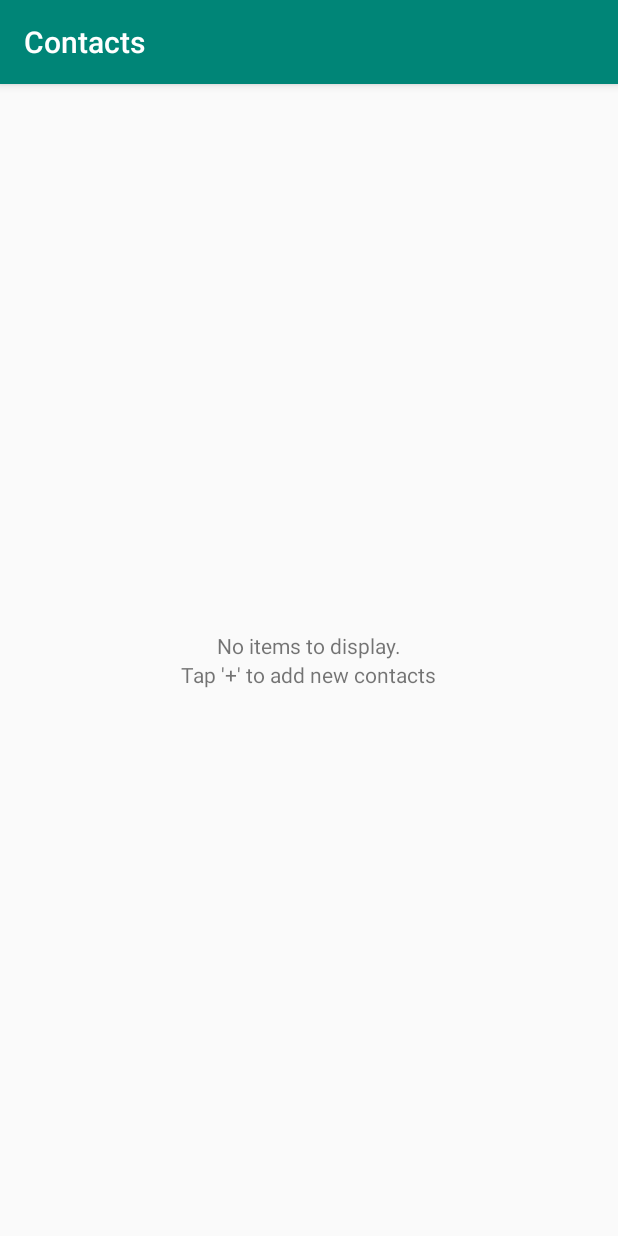
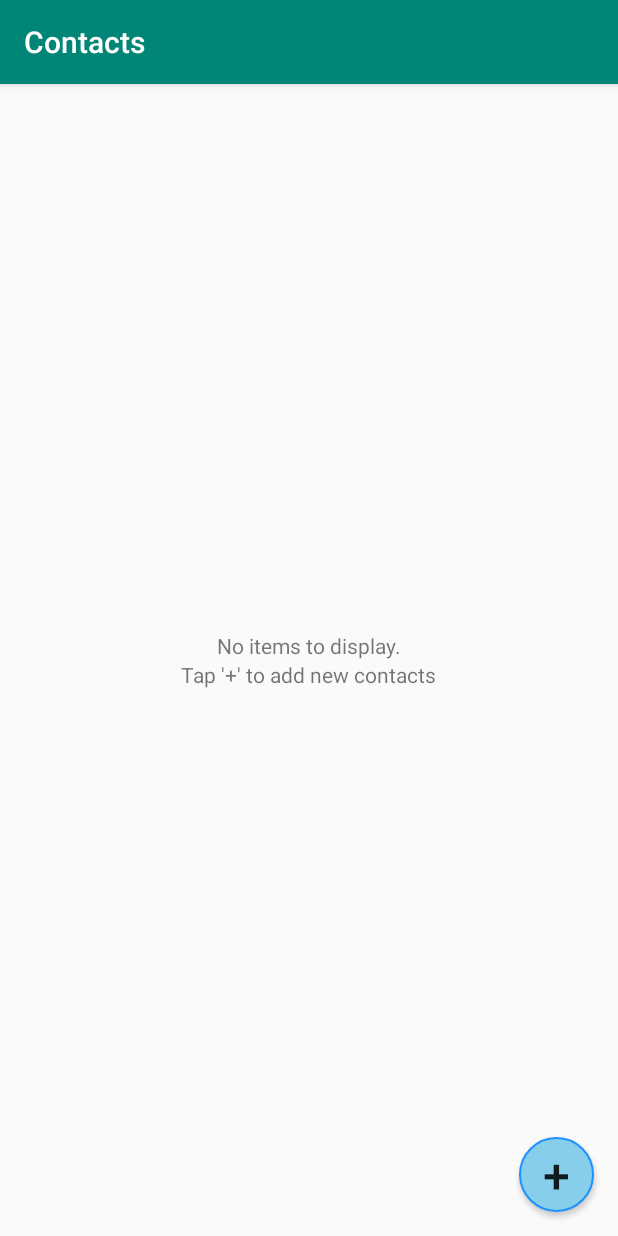
Before and after one commit to Kaleb-kougl/ContactsLoremIpsum, an Android app: the screen it shows after launch (MainActivity), on a phone screen of 412 x 824 dp. Run offline under Robolectric (Android 15) with nearby library versions, the phone set to English and light mode, and no system bars.

Commit message:
adding relative layout, adding button, moving button to bottom right corner

```diff
--- /dev/null
+++ b/app/src/main/res/drawable/button_bg_round.xml
@@ -0,0 +1,10 @@
+<?xml version="1.0" encoding="utf-8"?>
+<selector xmlns:android="http://schemas.android.com/apk/res/android">
+    <item>
+        <shape android:shape="oval">
+            <stroke android:color="#1E90FF" android:width="1dp" />
+            <solid android:color="#87CEEB"/>
+            <size android:width="150dp" android:height="150dp"/>
+        </shape>
+    </item>
+</selector>
--- a/app/src/main/res/layout/activity_main.xml
+++ b/app/src/main/res/layout/activity_main.xml
@@ -6,13 +6,18 @@
     android:layout_height="match_parent"
     tools:context=".MainActivity">
 
+    <RelativeLayout
+        android:layout_width="match_parent"
+        android:layout_height="match_parent">
+
         <LinearLayout
+            android:id="@+id/empty_text_view"
             android:layout_width="match_parent"
             android:layout_height="match_parent"
-        android:orientation="vertical"
             android:layout_gravity="center"
             android:gravity="center"
-        android:id="@+id/empty_text_view">
+            android:orientation="vertical">
+
             <TextView
                 android:layout_width="wrap_content"
                 android:layout_height="wrap_content"
@@ -29,4 +34,17 @@
         </LinearLayout>
 
 
+        <Button
+            android:id="@+id/push_button"
+            android:layout_width="50dp"
+            android:layout_height="50dp"
+            android:background="@drawable/button_bg_round"
+            android:text="+"
+            android:layout_alignParentBottom="true"
+            android:layout_alignParentRight="true"
+            android:layout_margin="16dp"
+            android:textSize="32sp"/>
+    </RelativeLayout>
+
+
 </androidx.constraintlayout.widget.ConstraintLayout>
```
Lines whose indentation alone changed are shown as unchanged.
